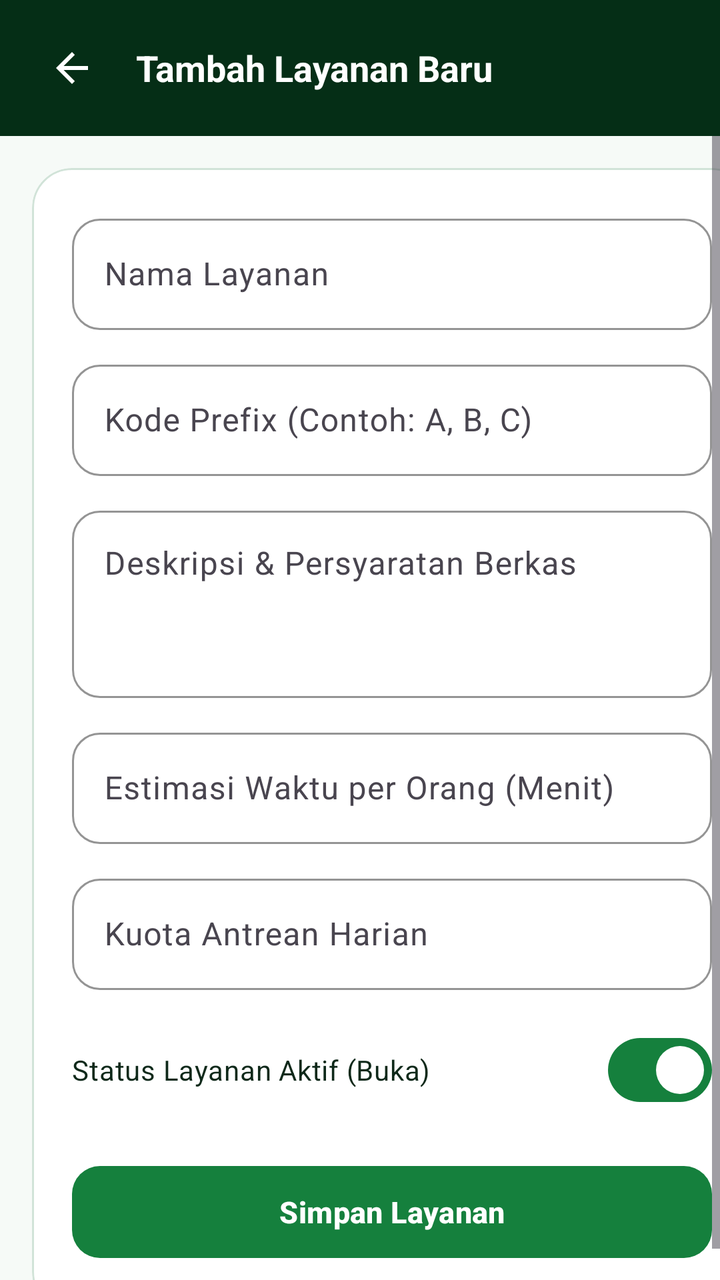
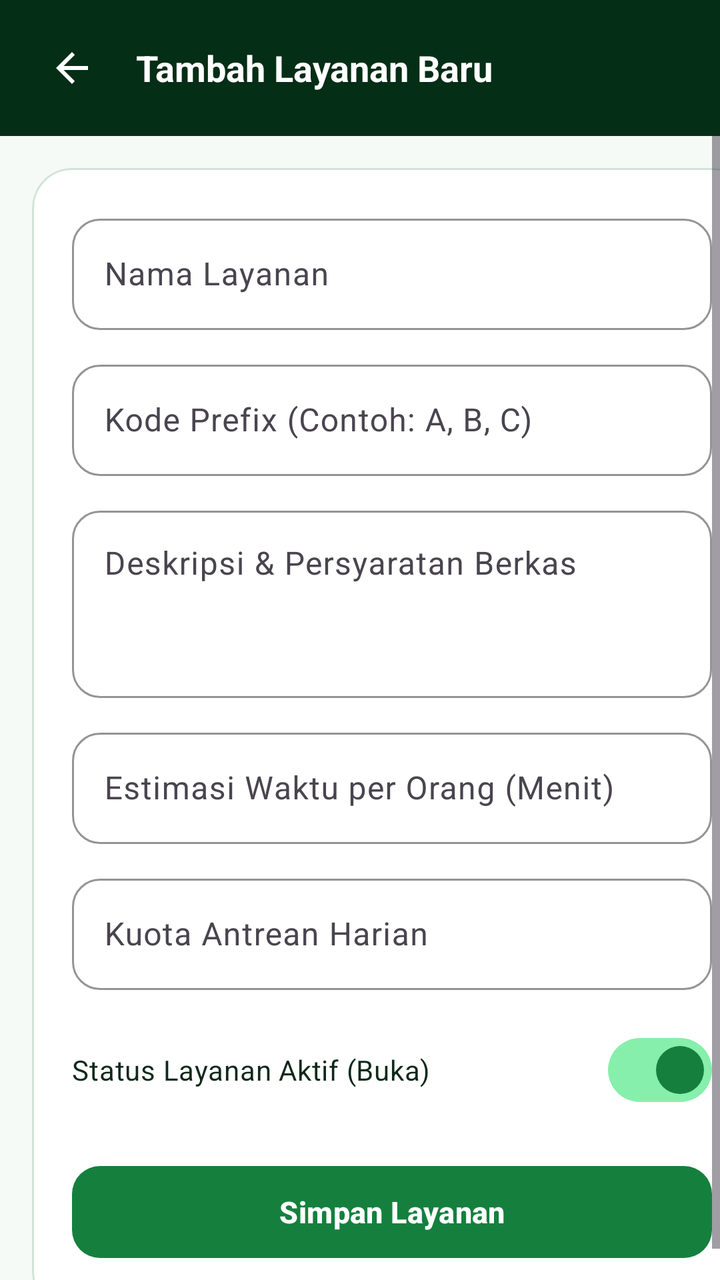

Two renders of the same Android screen: before a commit and after it. Below are the layout's source before the change and the commit's diff.
<!-- AndroidManifest.xml: application theme Theme.QueueLess -->
<!-- res/layout/activity_form_service.xml -->
<?xml version="1.0" encoding="utf-8"?>
<LinearLayout xmlns:android="http://schemas.android.com/apk/res/android"
    xmlns:app="http://schemas.android.com/apk/res-auto"
    android:layout_width="match_parent"
    android:layout_height="match_parent"
    android:background="@color/background_light"
    android:orientation="vertical">

    
    <LinearLayout
        android:id="@+id/headerForm"
        android:layout_width="match_parent"
        android:layout_height="wrap_content"
        android:background="@color/primary_blue_dark"
        android:gravity="center_vertical"
        android:orientation="horizontal"
        android:paddingHorizontal="16dp"
        android:paddingVertical="14dp">

        <ImageButton
            android:id="@+id/btnBackForm"
            android:layout_width="40dp"
            android:layout_height="40dp"
            android:background="?attr/selectableItemBackgroundBorderless"
            android:contentDescription="@string/cd_back_button"
            android:src="@drawable/ic_arrow_back" />

        <TextView
            android:id="@+id/tvFormTitle"
            android:layout_width="0dp"
            android:layout_height="wrap_content"
            android:layout_marginStart="12dp"
            android:layout_weight="1"
            android:text="@string/title_add_service"
            android:textColor="@color/text_white"
            android:textSize="18sp"
            android:textStyle="bold" />
    </LinearLayout>

    <ScrollView
        android:layout_width="match_parent"
        android:layout_height="match_parent"
        android:fillViewport="true">

        <com.google.android.material.card.MaterialCardView
            style="@style/Widget.QueueLess.Card"
            android:layout_width="match_parent"
            android:layout_height="wrap_content"
            android:layout_margin="16dp">

            <LinearLayout
                android:layout_width="match_parent"
                android:layout_height="wrap_content"
                android:orientation="vertical"
                android:padding="20dp">

                <com.google.android.material.textfield.TextInputLayout
                    android:id="@+id/tilServiceName"
                    style="@style/Widget.QueueLess.TextInputLayout"
                    android:layout_width="match_parent"
                    android:layout_height="wrap_content"
                    android:hint="@string/hint_service_name">

                    <com.google.android.material.textfield.TextInputEditText
                        android:id="@+id/etServiceName"
                        android:layout_width="match_parent"
                        android:layout_height="wrap_content"
                        android:inputType="textCapWords" />
                </com.google.android.material.textfield.TextInputLayout>

                <com.google.android.material.textfield.TextInputLayout
                    android:id="@+id/tilServicePrefix"
                    style="@style/Widget.QueueLess.TextInputLayout"
                    android:layout_width="match_parent"
                    android:layout_height="wrap_content"
                    android:layout_marginTop="12dp"
                    android:hint="@string/hint_service_prefix">

                    <com.google.android.material.textfield.TextInputEditText
                        android:id="@+id/etServicePrefix"
                        android:layout_width="match_parent"
                        android:layout_height="wrap_content"
                        android:inputType="textCapCharacters"
                        android:maxLength="3" />
                </com.google.android.material.textfield.TextInputLayout>

                <com.google.android.material.textfield.TextInputLayout
                    android:id="@+id/tilServiceDesc"
                    style="@style/Widget.QueueLess.TextInputLayout"
                    android:layout_width="match_parent"
                    android:layout_height="wrap_content"
                    android:layout_marginTop="12dp"
                    android:hint="@string/hint_service_desc">

                    <com.google.android.material.textfield.TextInputEditText
                        android:id="@+id/etServiceDesc"
                        android:layout_width="match_parent"
                        android:layout_height="wrap_content"
                        android:gravity="top"
                        android:inputType="textMultiLine"
                        android:minLines="3" />
                </com.google.android.material.textfield.TextInputLayout>

                <com.google.android.material.textfield.TextInputLayout
                    android:id="@+id/tilServiceEstimasi"
                    style="@style/Widget.QueueLess.TextInputLayout"
                    android:layout_width="match_parent"
                    android:layout_height="wrap_content"
                    android:layout_marginTop="12dp"
                    android:hint="@string/hint_service_estimasi">

                    <com.google.android.material.textfield.TextInputEditText
                        android:id="@+id/etServiceEstimasi"
                        android:layout_width="match_parent"
                        android:layout_height="wrap_content"
                        android:inputType="number" />
                </com.google.android.material.textfield.TextInputLayout>

                <com.google.android.material.textfield.TextInputLayout
                    android:id="@+id/tilServiceKuota"
                    style="@style/Widget.QueueLess.TextInputLayout"
                    android:layout_width="match_parent"
                    android:layout_height="wrap_content"
                    android:layout_marginTop="12dp"
                    android:hint="@string/hint_service_quota">

                    <com.google.android.material.textfield.TextInputEditText
                        android:id="@+id/etServiceKuota"
                        android:layout_width="match_parent"
                        android:layout_height="wrap_content"
                        android:inputType="number" />
                </com.google.android.material.textfield.TextInputLayout>

                <com.google.android.material.materialswitch.MaterialSwitch
                    android:id="@+id/switchServiceActive"
                    android:layout_width="match_parent"
                    android:layout_height="wrap_content"
                    android:layout_marginTop="16dp"
                    android:checked="true"
                    android:text="@string/label_service_active"
                    android:textColor="@color/text_primary"
                    android:textSize="14sp" />

                <com.google.android.material.button.MaterialButton
                    android:id="@+id/btnSaveService"
                    style="@style/Widget.QueueLess.Button.Primary"
                    android:layout_width="match_parent"
                    android:layout_marginTop="20dp"
                    android:text="@string/btn_save_service" />

                <ProgressBar
                    android:id="@+id/progressBarForm"
                    android:layout_width="32dp"
                    android:layout_height="32dp"
                    android:layout_gravity="center_horizontal"
                    android:layout_marginTop="12dp"
                    android:visibility="gone" />
            </LinearLayout>
        </com.google.android.material.card.MaterialCardView>
    </ScrollView>
</LinearLayout>
<!-- resources referenced by this layout -->
<resources>
  <color name="background_light">#F6FAF7</color>
  <color name="primary_blue_dark">#052E16</color>
  <color name="text_primary">#0F291A</color>
  <color name="text_white">#FFFFFF</color>
  <!-- drawable ic_arrow_back (drawable) -->
  <?xml version="1.0" encoding="utf-8"?>
  <vector xmlns:android="http://schemas.android.com/apk/res/android"
      android:width="24dp"
      android:height="24dp"
      android:viewportWidth="24"
      android:viewportHeight="24">
      <path
          android:fillColor="#FFFFFF"
          android:pathData="M20,11H7.83l5.59,-5.59L12,4l-8,8l8,8l1.41,-1.41L7.83,13H20V11z" />
  </vector>
  <string name="btn_save_service">Simpan Layanan</string>
  <string name="cd_back_button">Kembali ke Halaman Masuk</string>
  <string name="hint_service_desc">Deskripsi &amp; Persyaratan Berkas</string>
  <string name="hint_service_estimasi">Estimasi Waktu per Orang (Menit)</string>
  <string name="hint_service_name">Nama Layanan</string>
  <string name="hint_service_prefix">Kode Prefix (Contoh: A, B, C)</string>
  <string name="hint_service_quota">Kuota Antrean Harian</string>
  <string name="label_service_active">Status Layanan Aktif (Buka)</string>
  <string name="title_add_service">Tambah Layanan Baru</string>
  <style name="Widget.QueueLess.Button.Primary" parent="Widget.Material3.Button">
          <item name="android:layout_height">54dp</item>
          <item name="cornerRadius">14dp</item>
          <item name="backgroundTint">@color/primary_blue</item>
          <item name="android:textColor">@color/text_white</item>
          <item name="android:textStyle">bold</item>
          <item name="android:textSize">15sp</item>
          <item name="android:letterSpacing">0.01</item>
      </style>
  <style name="Widget.QueueLess.Card" parent="Widget.Material3.CardView.Outlined">
          <item name="cardBackgroundColor">@color/surface_white</item>
          <item name="strokeColor">@color/border_subtle</item>
          <item name="strokeWidth">1dp</item>
          <item name="cardCornerRadius">20dp</item>
          <item name="cardElevation">0dp</item>
      </style>
  <style name="Widget.QueueLess.TextInputLayout" parent="Widget.Material3.TextInputLayout.OutlinedBox">
          <item name="boxCornerRadiusTopStart">14dp</item>
          <item name="boxCornerRadiusTopEnd">14dp</item>
          <item name="boxCornerRadiusBottomStart">14dp</item>
          <item name="boxCornerRadiusBottomEnd">14dp</item>
          <item name="boxStrokeColor">@color/primary_blue</item>
          <item name="boxStrokeWidth">1dp</item>
          <item name="boxStrokeWidthFocused">2dp</item>
          <item name="startIconTint">@color/text_secondary</item>
      </style>
  <style name="Theme.QueueLess" parent="Base.Theme.QueueLess" />
  <color name="primary_blue">#15803D</color>
  <color name="surface_white">#FFFFFF</color>
  <color name="border_subtle">#D1E3D8</color>
  <color name="text_secondary">#4B6356</color>
  <style name="Base.Theme.QueueLess" parent="Theme.Material3.DayNight.NoActionBar">
          <item name="colorPrimary">@color/primary_blue</item>
          <item name="colorOnPrimary">@color/text_white</item>
          <item name="colorSecondary">@color/secondary_teal</item>
          <item name="colorOnSecondary">@color/text_white</item>
          <item name="android:colorBackground">@color/background_light</item>
          <item name="android:statusBarColor">@color/primary_blue_dark</item>
          <item name="android:windowLightStatusBar">false</item>
      </style>
  <color name="secondary_teal">#B45309</color>
</resources>

<!-- the commit's change to res/layout/activity_form_service.xml (unified diff, before → after) -->
@@ -6,7 +6,6 @@
     android:background="@color/background_light"
     android:orientation="vertical">
 
-    
     <LinearLayout
         android:id="@+id/headerForm"
         android:layout_width="match_parent"
@@ -139,7 +138,9 @@
                     android:checked="true"
                     android:text="@string/label_service_active"
                     android:textColor="@color/text_primary"
-                    android:textSize="14sp" />
+                    android:textSize="14sp"
+                    app:thumbTint="@color/switch_thumb_tint"
+                    app:trackTint="@color/switch_track_tint" />
 
                 <com.google.android.material.button.MaterialButton
                     android:id="@+id/btnSaveService"
